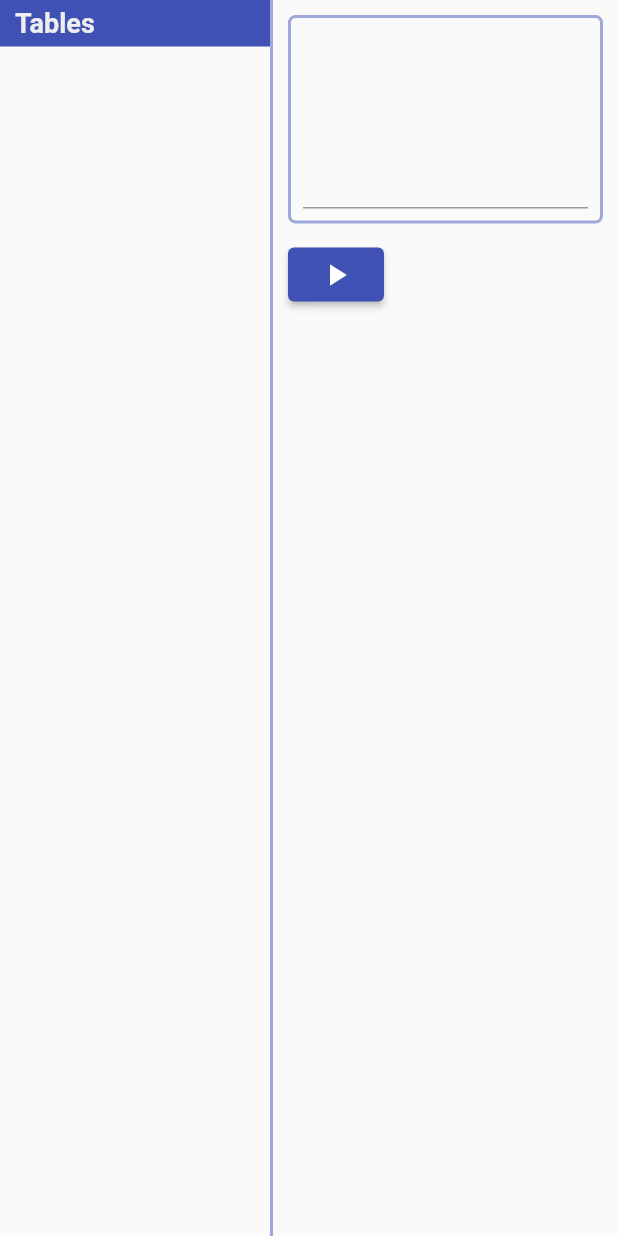
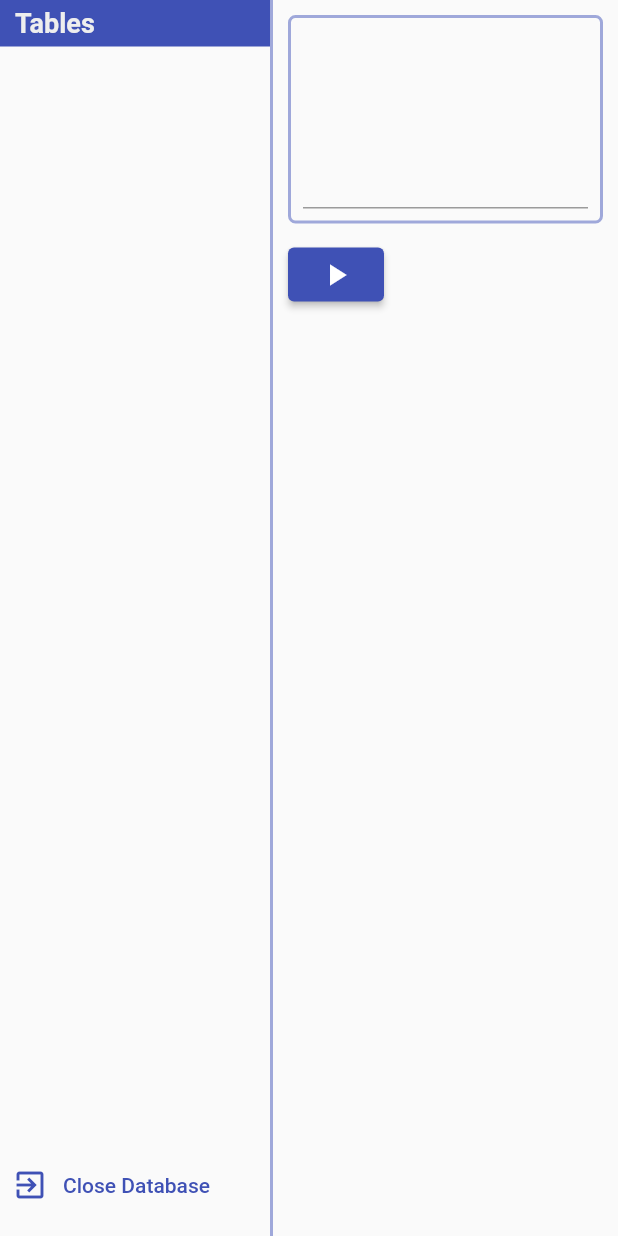
Before and after one commit to ushieru/Pinguino, a Flutter app: the Home screen opened by its route, on a phone screen of 412 x 824 dp. Run offline on Flutter 3.47's test engine with Material 2 defaults, Android fonts, the phone set to English and light mode, and no system bars; our stand-ins replace bloc, file_picker, flutter_bloc, sqflite_common, sqflite_common_ffi; accounts and stored records are empty.

Commit message:
Fix add close DB

```diff
--- a/lib/widgets/sidebar.dart
+++ b/lib/widgets/sidebar.dart
@@ -1,5 +1,7 @@
 import 'package:flutter/material.dart';
 import 'package:flutter_bloc/flutter_bloc.dart';
+import 'package:pinguino/models/sqlite.dart';
+import 'package:pinguino/routes/connect.dart';
 import 'package:pinguino/routes/home/bloc/home_bloc.dart';
 import 'package:pinguino/widgets/sidebar_table_button.dart';
 
@@ -31,7 +33,19 @@ class Sidebar extends StatelessWidget {
                         .map<Widget>(
                             (tableName) => SidebarTableButton(tableName))
                         .toList());
-              }))
+              })),
+      TextButton(
+          onPressed: () {
+            SQLite().closeDatabase().then((_) =>
+                Navigator.pushNamedAndRemoveUntil(
+                    context, Connect.routeName, (route) => false));
+          },
+          child: Row(children: const [
+            Icon(Icons.exit_to_app),
+            SizedBox(width: 10),
+            Text('Close Database')
+          ])),
+      const SizedBox(height: 10)
     ]);
   }
 }
```
